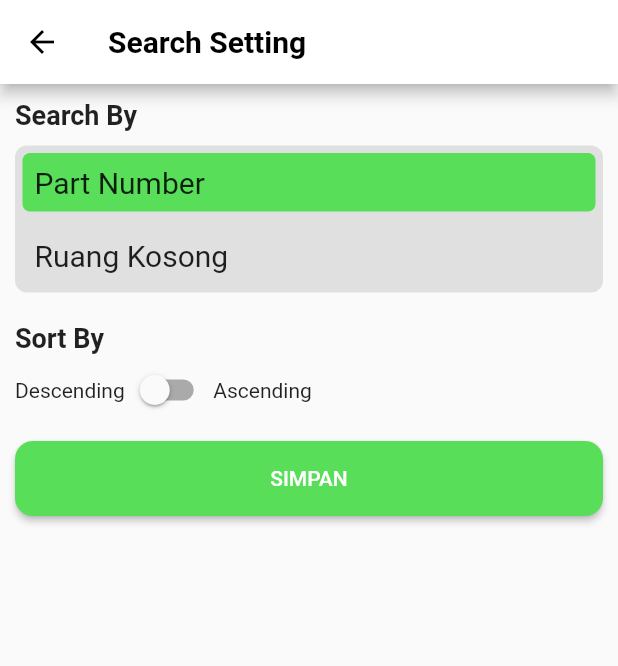
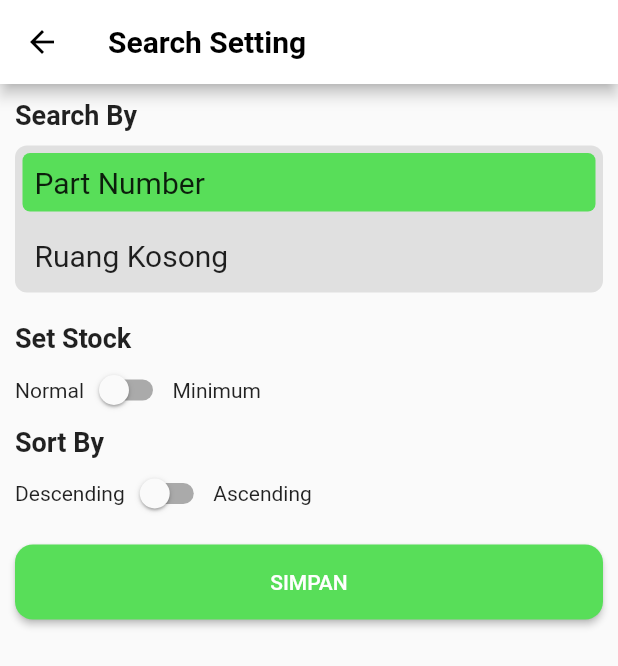
Before and after one commit to magerngulik/warehouse, a Flutter app: the SearchSettingView screen opened directly, after a tap on "Part Number", on a phone screen of 412 x 824 dp. Shown: the top 666 px of the screen. Run offline on Flutter 3.47's test engine with Material 2 defaults, Android fonts, the phone set to English and light mode, and no system bars; our stand-ins replace dartz, dropdown_textfield, get, logger, shared_preferences, supabase_flutter; missing offline and left inert: excel, mobile_scanner; accounts and stored records are empty; network calls fail.

Commit message:
update view data searching

```diff
--- a/lib/module/list_part/controller/list_part_controller.dart
+++ b/lib/module/list_part/controller/list_part_controller.dart
@@ -18,7 +18,10 @@ class ListPartController extends GetxController {
 
   getHeadTable() async {
     try {
-      var data = await supabase.from("head_location").select("*");
+      var data = await supabase
+          .from("head_location")
+          .select("*")
+          .order('created_at', ascending: true);
       // debugPrint("data: $data");
       menu = RxList<Map<String, dynamic>>.from(data);
       // debugPrint("menu: $menu");
--- a/lib/module/login/controller/login_controller.dart
+++ b/lib/module/login/controller/login_controller.dart
@@ -11,7 +11,7 @@ class LoginController extends GetxController {
   void onInit() {
     super.onInit();
     // textEmail.text = "ilham@gmail.com";
-    textEmail.text = "admin@admin.com";
+    textEmail.text = "ilham@gmail.com";
     textPassword.text = "password";
   }
 
--- a/lib/module/search_setting/controller/search_setting_controller.dart
+++ b/lib/module/search_setting/controller/search_setting_controller.dart
@@ -14,14 +14,14 @@ class SearchSettingController extends GetxController {
 
   @override
   void onClose() {
-    // TODO: implement onClose
     super.onClose();
+    debugPrint("List Search");
   }
 
   SearchSettingView? view;
 
   List<String> dataSearch = ["Part Number", "Ruang Kosong"];
-  String searchField = "part number";
+  String searchField = "Part Number";
   bool isAcending = true;
 
   bool isMinim = true;
--- a/lib/module/search_setting/view/search_setting_view.dart
+++ b/lib/module/search_setting/view/search_setting_view.dart
@@ -57,7 +57,8 @@ class SearchSettingView extends StatelessWidget {
                                 borderRadius: const BorderRadius.all(
                                   Radius.circular(5.0),
                                 ),
-                                color: controller.searchField == item
+                                color: controller.searchField.toLowerCase() ==
+                                        item.toLowerCase()
                                     ? baseColor
                                     : Colors.transparent),
                             child: Padding(
@@ -82,7 +83,7 @@ class SearchSettingView extends StatelessWidget {
                   const SizedBox(
                     height: 20.0,
                   ),
-                  controller.searchField == "part number"
+                  controller.searchField == "Part Number"
                       ? Column(
                           crossAxisAlignment: CrossAxisAlignment.start,
                           children: [
```
Also changed, not shown: lib/module/search_part/controller/search_part_controller.dart (+4 -3 lines).
